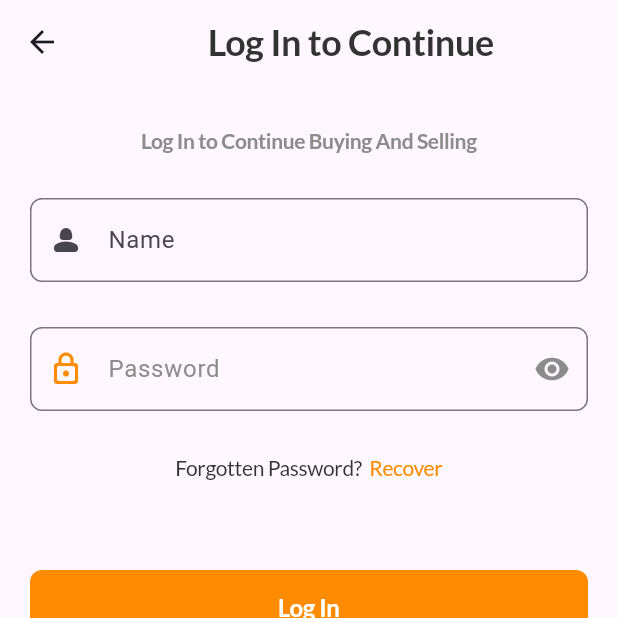
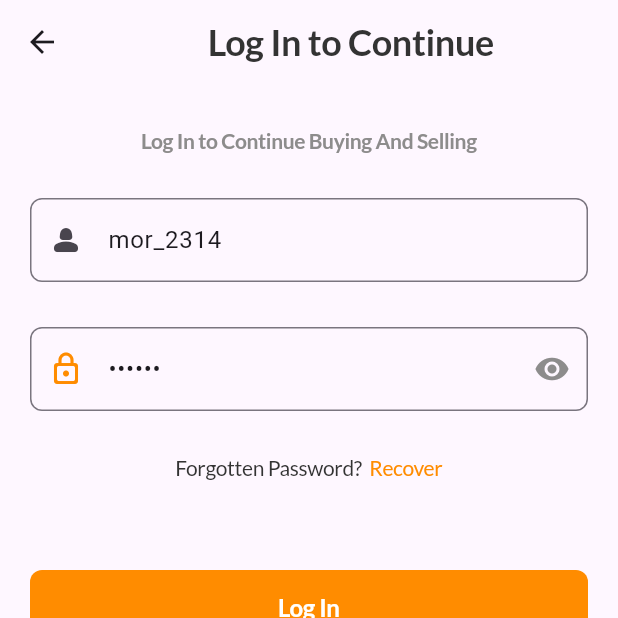
Before and after one commit to Emmanuel223124/e-commerce-project, a Flutter app: the SignUpPage screen opened directly, after a tap on "Create Account", after a tap on "Log In", on a phone screen of 412 x 824 dp, the top half of it. Run offline on Flutter 3.47's test engine with Material 3 defaults, Android fonts, the phone set to English and light mode, and no system bars; our stand-ins replace fluttertoast, google_fonts; network calls fail; statements that could not run were skipped.

```diff
--- a/lib/main.dart
+++ b/lib/main.dart
@@ -20,7 +20,7 @@ class MyApp extends StatelessWidget {
         colorScheme: ColorScheme.fromSeed(seedColor: Colors.deepPurple),
         useMaterial3: true,
       ),
-      home: const SplashScreen(),
+      home: const TestPage(),
     );
   }
 }
--- a/lib/screens/auth/login_page.dart
+++ b/lib/screens/auth/login_page.dart
@@ -1,4 +1,5 @@
 import 'package:e_commerce/screens/auth/signup_page.dart';
+import 'package:e_commerce/service/service.dart';
 import 'package:e_commerce/widget/custom_button.dart';
 import 'package:e_commerce/widget/custom_text.dart';
 import 'package:flutter/material.dart';
@@ -15,6 +16,12 @@ class LoginPage extends StatefulWidget {
 }
 
 class _LoginPageState extends State<LoginPage> {
+  TextEditingController usernameController = TextEditingController(text: "mor_2314");
+
+  TextEditingController passwordController = TextEditingController(text:"83r5^_" );
+  final loginformkey = GlobalKey<FormState>();
+  ApiService apiservice = ApiService();
+
   @override
   Widget build(BuildContext context) {
     return Scaffold(
@@ -32,6 +39,8 @@ class _LoginPageState extends State<LoginPage> {
       ),
       body: Padding(
         padding: const EdgeInsets.symmetric(horizontal: 20),
+        child: Form(
+          key: loginformkey,
           child: Column(
             crossAxisAlignment: CrossAxisAlignment.center,
             children: [
@@ -49,9 +58,15 @@ class _LoginPageState extends State<LoginPage> {
                 height: 30,
               ),
               TextFormField(
+                  controller: usernameController,
+                  obscureText: false,
+                  validator: (value) {
+                    if (value!.isEmpty) {
+                      return "username must not be empty";
+                    }
+                  },
                   decoration: InputDecoration(
                     prefixIcon: const Icon(Icons.person_2_rounded),
-
                     hintText: "Name",
                     border: OutlineInputBorder(
                         borderRadius: BorderRadius.circular(8)),
@@ -68,6 +83,15 @@ class _LoginPageState extends State<LoginPage> {
                 height: 30,
               ),
               TextFormField(
+                controller: passwordController,
+                obscureText: true,
+                validator: (value) {
+                  if (value!.isEmpty) {
+                    return "password must not be empty";
+                  } else if (value.length < 3) {
+                    return "Password must not be less than 3 characters";
+                  }
+                },
                 decoration: InputDecoration(
                     focusColor: AppColors.primaryOrange,
                     fillColor: AppColors.primaryOrange,
@@ -130,9 +154,10 @@ class _LoginPageState extends State<LoginPage> {
                 alignment: Alignment.center,
                 onTap: () {
 
-                Navigator.of(context).push(MaterialPageRoute(
-                  builder: (context) => const BottomNavbar(),
-                ));
+                  if (loginformkey.currentState!.validate()) {
+                     apiService.login(context,password:passwordController.text , username:usernameController.text,  );
+
+                  }
                 },
               ),
               const SizedBox(
@@ -176,6 +201,7 @@ class _LoginPageState extends State<LoginPage> {
             ],
           ),
         ),
+      ),
     );
   }
 }
--- a/lib/screens/auth/signup_page.dart
+++ b/lib/screens/auth/signup_page.dart
@@ -4,6 +4,9 @@ import 'package:e_commerce/widget/custom_text.dart';
 import 'package:flutter/material.dart';
 import 'package:e_commerce/constant/color.dart';
 import 'package:google_fonts/google_fonts.dart';
+
+import '../../widget/custom_button.dart';
+import '../start_up/bottom_nav.dart';
 
 class SignUpPage extends StatefulWidget {
   const SignUpPage({super.key});
@@ -185,32 +188,53 @@ class _SignUpPageState extends State<SignUpPage> {
                 const SizedBox(
                   height: 48,
                 ),
-                InkWell(
+                  CustomButton(
+                buttonTitle: 'Create Account',
+                buttonColor: AppColors.primaryOrange,
+                textColor: AppColors.primaryWhite,
+                textWeight: FontWeight.w600,
+                textSize: 16,
+                buttonHeight: 51,
+                alignment: Alignment.center,
                 onTap: () {
-                    if (apiService.formkey.currentState!.validate()) {
+
+
+                  if (apiService.formkey.currentState!.validate()){
+
                      apiService.signup();
                        Navigator.of(context).push(MaterialPageRoute(
                     builder: (context) => const LoginPage(),
                   ));
-                    apiService.clear();
                   }
 
                 },
-                  child: Container(
-                    height: 51,
-                    width: MediaQuery.of(context).size.width,
-                    decoration: BoxDecoration(
-                      color: AppColors.primaryOrange,
-                      borderRadius: BorderRadius.circular(8),
               ),
-                    alignment: Alignment.center,
-                    child: const CustomText(
-                        title: "Create Account",
-                        size: 16,
-                        color: AppColors.primaryWhite,
-                        fontWeight: FontWeight.w600),
-                  ),
-                ),
+                // InkWell(
+                //   onTap: () {
+                //     if (apiService.formkey.currentState!.validate()) {
+                //       apiService.signup();
+                //        Navigator.of(context).push(MaterialPageRoute(
+                //       builder: (context) => const LoginPage(),
+                //     ));
+                //     apiService.clear();
+                //     }
+
+                //   },
+                //   child: Container(
+                //     height: 51,
+                //     width: MediaQuery.of(context).size.width,
+                //     decoration: BoxDecoration(
+                //       color: AppColors.primaryOrange,
+                //       borderRadius: BorderRadius.circular(8),
+                //     ),
+                //     alignment: Alignment.center,
+                //     child: const CustomText(
+                //         title: "Create Account",
+                //         size: 16,
+                //         color: AppColors.primaryWhite,
+                //         fontWeight: FontWeight.w600),
+                //   ),
+                // ),
                 const SizedBox(
                   height: 30,
                 ),
--- a/lib/screens/test_page2.dart
+++ b/lib/screens/test_page2.dart
@@ -19,7 +19,7 @@ class _TestPageState extends State<TestPage2> {
 
   @override
   void initState() {
-    useridList = serviceClass.fetchUserid();
+    useridList = ApiService().fetchUserid();
     super.initState();
   }
 
```
Also changed, not shown: lib/screens/test_page.dart (+48 -19 lines), lib/service/service.dart (+108 -35 lines), 2 other files. Lines whose indentation alone changed are shown as unchanged.
